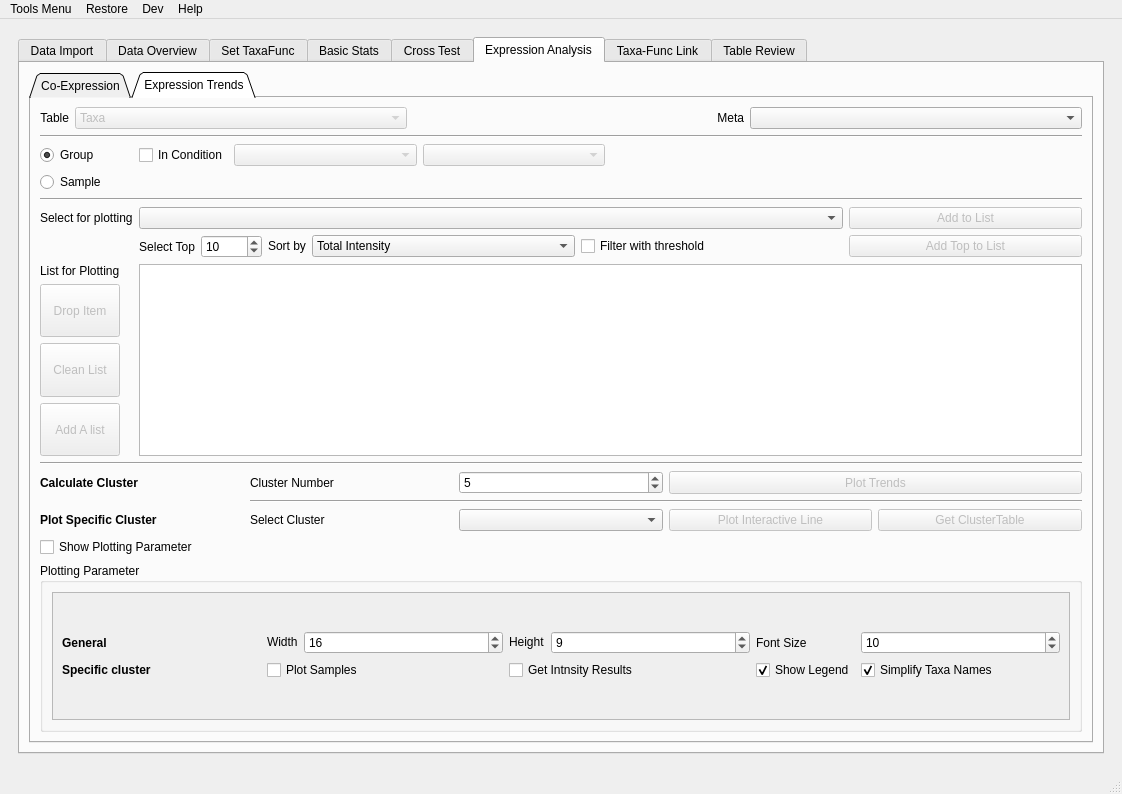
Qt form metax/gui/metax_gui/main_window.ui (byemaxx/MetaX) before a commit.
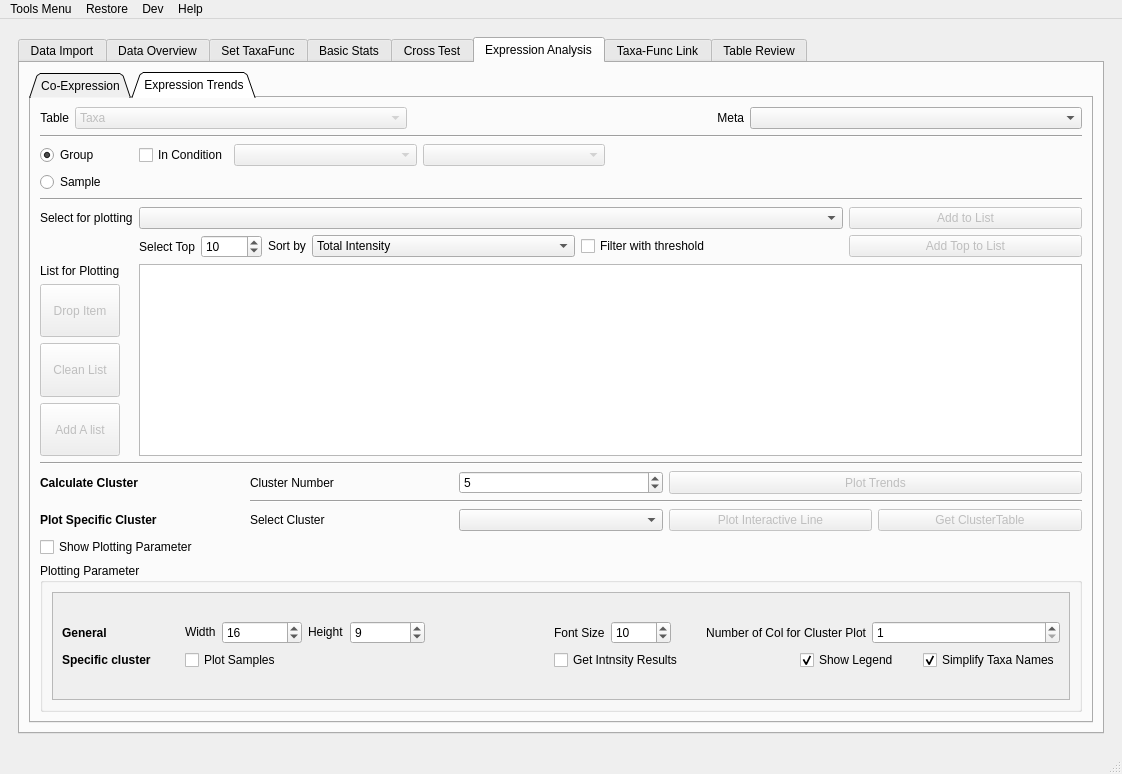
The same form after that commit. The open tabs and pages were chosen to show the change.

Commit message: - New: 1. Added Box-Cox method of Data Preprocessing. 2. Added an option to change number of cos of trends clusuter figure. - Fix: 1. Fixed the bug of the heatmap plot, When duplicate samples are present after renaming taxa.

What changed in the file:
```diff
--- a/metax/gui/metax_gui/main_window.ui
+++ b/metax/gui/metax_gui/main_window.ui
@@ -7,7 +7,7 @@
     <x>0</x>
     <y>0</y>
     <width>1122</width>
-    <height>794</height>
+    <height>774</height>
    </rect>
   </property>
   <property name="sizePolicy">
@@ -7382,13 +7382,42 @@
                        <rect>
                         <x>0</x>
                         <y>0</y>
-                        <width>538</width>
-                        <height>63</height>
+                        <width>1016</width>
+                        <height>120</height>
                        </rect>
                       </property>
                       <layout class="QGridLayout" name="gridLayout_57">
                        <item row="0" column="0">
                         <layout class="QGridLayout" name="gridLayout_59">
+                         <item row="1" column="7">
+                          <widget class="QCheckBox" name="checkBox_trends_plot_interactive_rename_taxa">
+                           <property name="sizePolicy">
+                            <sizepolicy hsizetype="Preferred" vsizetype="Fixed">
+                             <horstretch>0</horstretch>
+                             <verstretch>0</verstretch>
+                            </sizepolicy>
+                           </property>
+                           <property name="text">
+                            <string>Simplify Taxa Names</string>
+                           </property>
+                           <property name="checked">
+                            <bool>true</bool>
+                           </property>
+                          </widget>
+                         </item>
+                         <item row="1" column="1" colspan="3">
+                          <widget class="QCheckBox" name="checkBox_trends_plot_interactive_plot_samples">
+                           <property name="sizePolicy">
+                            <sizepolicy hsizetype="Preferred" vsizetype="Fixed">
+                             <horstretch>0</horstretch>
+                             <verstretch>0</verstretch>
+                            </sizepolicy>
+                           </property>
+                           <property name="text">
+                            <string>Plot Samples</string>
+                           </property>
+                          </widget>
+                         </item>
                          <item row="0" column="0">
                           <widget class="QLabel" name="label_174">
                            <property name="font">
@@ -7402,25 +7431,6 @@
                            </property>
                           </widget>
                          </item>
-                         <item row="0" column="4">
-                          <widget class="QSpinBox" name="spinBox_trends_height">
-                           <property name="sizePolicy">
-                            <sizepolicy hsizetype="Preferred" vsizetype="Fixed">
-                             <horstretch>0</horstretch>
-                             <verstretch>0</verstretch>
-                            </sizepolicy>
-                           </property>
-                           <property name="minimum">
-                            <number>1</number>
-                           </property>
-                           <property name="maximum">
-                            <number>200</number>
-                           </property>
-                           <property name="value">
-                            <number>9</number>
-                           </property>
-                          </widget>
-                         </item>
                          <item row="1" column="0">
                           <widget class="QLabel" name="label_175">
                            <property name="font">
@@ -7434,7 +7444,23 @@
                            </property>
                           </widget>
                          </item>
-                         <item row="1" column="3" colspan="2">
+                         <item row="1" column="6">
+                          <widget class="QCheckBox" name="checkBox_trends_plot_interactive_show_legend">
+                           <property name="sizePolicy">
+                            <sizepolicy hsizetype="Preferred" vsizetype="Fixed">
+                             <horstretch>0</horstretch>
+                             <verstretch>0</verstretch>
+                            </sizepolicy>
+                           </property>
+                           <property name="text">
+                            <string>Show Legend</string>
+                           </property>
+                           <property name="checked">
+                            <bool>true</bool>
+                           </property>
+                          </widget>
+                         </item>
+                         <item row="1" column="4" colspan="2">
                           <widget class="QCheckBox" name="checkBox_get_trends_cluster_intensity">
                            <property name="sizePolicy">
                             <sizepolicy hsizetype="Preferred" vsizetype="Fixed">
@@ -7447,78 +7473,9 @@
                            </property>
                           </widget>
                          </item>
-                         <item row="0" column="5">
-                          <widget class="QLabel" name="label_158">
-                           <property name="sizePolicy">
-                            <sizepolicy hsizetype="Fixed" vsizetype="Preferred">
-                             <horstretch>0</horstretch>
-                             <verstretch>0</verstretch>
-                            </sizepolicy>
-                           </property>
-                           <property name="text">
-                            <string>Font Size</string>
-                           </property>
-                          </widget>
-                         </item>
-                         <item row="0" column="3">
-                          <widget class="QLabel" name="label_92">
-                           <property name="sizePolicy">
-                            <sizepolicy hsizetype="Fixed" vsizetype="Fixed">
-                             <horstretch>0</horstretch>
-                             <verstretch>0</verstretch>
-                            </sizepolicy>
-                           </property>
-                           <property name="text">
-                            <string>Height</string>
-                           </property>
-                          </widget>
-                         </item>
-                         <item row="1" column="5">
-                          <widget class="QCheckBox" name="checkBox_trends_plot_interactive_show_legend">
-                           <property name="sizePolicy">
-                            <sizepolicy hsizetype="Preferred" vsizetype="Fixed">
-                             <horstretch>0</horstretch>
-                             <verstretch>0</verstretch>
-                            </sizepolicy>
-                           </property>
-                           <property name="text">
-                            <string>Show Legend</string>
-                           </property>
-                           <property name="checked">
-                            <bool>true</bool>
-                           </property>
-                          </widget>
-                         </item>
-                         <item row="1" column="1" colspan="2">
-                          <widget class="QCheckBox" name="checkBox_trends_plot_interactive_plot_samples">
-                           <property name="sizePolicy">
-                            <sizepolicy hsizetype="Preferred" vsizetype="Fixed">
-                             <horstretch>0</horstretch>
-                             <verstretch>0</verstretch>
-                            </sizepolicy>
-                           </property>
-                           <property name="text">
-                            <string>Plot Samples</string>
-                           </property>
-                          </widget>
-                         </item>
-                         <item row="1" column="6">
-                          <widget class="QCheckBox" name="checkBox_trends_plot_interactive_rename_taxa">
-                           <property name="sizePolicy">
-                            <sizepolicy hsizetype="Preferred" vsizetype="Fixed">
-                             <horstretch>0</horstretch>
-                             <verstretch>0</verstretch>
-                            </sizepolicy>
-                           </property>
-                           <property name="text">
-                            <string>Simplify Taxa Names</string>
-                           </property>
-                           <property name="checked">
-                            <bool>true</bool>
-                           </property>
-                          </widget>
-                         </item>
                          <item row="0" column="1">
+                          <layout class="QHBoxLayout" name="horizontalLayout_97">
+                           <item>
                           <widget class="QLabel" name="label_97">
                            <property name="sizePolicy">
                             <sizepolicy hsizetype="Fixed" vsizetype="Fixed">
@@ -7531,7 +7488,7 @@
                            </property>
                           </widget>
                          </item>
-                         <item row="0" column="2">
+                           <item>
                           <widget class="QSpinBox" name="spinBox_trends_width">
                            <property name="sizePolicy">
                             <sizepolicy hsizetype="Preferred" vsizetype="Fixed">
@@ -7550,7 +7507,60 @@
                            </property>
                           </widget>
                          </item>
-                         <item row="0" column="6">
+                          </layout>
+                         </item>
+                         <item row="0" column="2">
+                          <layout class="QHBoxLayout" name="horizontalLayout_98">
+                           <item>
+                            <widget class="QLabel" name="label_92">
+                             <property name="sizePolicy">
+                              <sizepolicy hsizetype="Fixed" vsizetype="Fixed">
+                               <horstretch>0</horstretch>
+                               <verstretch>0</verstretch>
+                              </sizepolicy>
+                             </property>
+                             <property name="text">
+                              <string>Height</string>
+                             </property>
+                            </widget>
+                           </item>
+                           <item>
+                            <widget class="QSpinBox" name="spinBox_trends_height">
+                             <property name="sizePolicy">
+                              <sizepolicy hsizetype="Preferred" vsizetype="Fixed">
+                               <horstretch>0</horstretch>
+                               <verstretch>0</verstretch>
+                              </sizepolicy>
+                             </property>
+                             <property name="minimum">
+                              <number>1</number>
+                             </property>
+                             <property name="maximum">
+                              <number>200</number>
+                             </property>
+                             <property name="value">
+                              <number>9</number>
+                             </property>
+                            </widget>
+                           </item>
+                          </layout>
+                         </item>
+                         <item row="0" column="4">
+                          <layout class="QHBoxLayout" name="horizontalLayout_99">
+                           <item>
+                            <widget class="QLabel" name="label_158">
+                             <property name="sizePolicy">
+                              <sizepolicy hsizetype="Fixed" vsizetype="Preferred">
+                               <horstretch>0</horstretch>
+                               <verstretch>0</verstretch>
+                              </sizepolicy>
+                             </property>
+                             <property name="text">
+                              <string>Font Size</string>
+                             </property>
+                            </widget>
+                           </item>
+                           <item>
                           <widget class="QSpinBox" name="spinBox_trends_font_size">
                            <property name="sizePolicy">
                             <sizepolicy hsizetype="Preferred" vsizetype="Fixed">
@@ -7565,6 +7575,29 @@
                             <number>10</number>
                            </property>
                           </widget>
+                           </item>
+                          </layout>
+                         </item>
+                         <item row="0" column="5" colspan="3">
+                          <layout class="QHBoxLayout" name="horizontalLayout_100">
+                           <item>
+                            <widget class="QLabel" name="label_195">
+                             <property name="text">
+                              <string>Number of Col for Cluster Plot</string>
+                             </property>
+                             <property name="alignment">
+                              <set>Qt::AlignRight|Qt::AlignTrailing|Qt::AlignVCenter</set>
+                             </property>
+                            </widget>
+                           </item>
+                           <item>
+                            <widget class="QSpinBox" name="spinBox_trends_num_col">
+                             <property name="minimum">
+                              <number>1</number>
+                             </property>
+                            </widget>
+                           </item>
+                          </layout>
                          </item>
                         </layout>
                        </item>
```
Left out of the diff: 19 changed lines with no effect on the pictures. Lines whose indentation alone changed are shown as unchanged. The commit also changes 9 other files.
